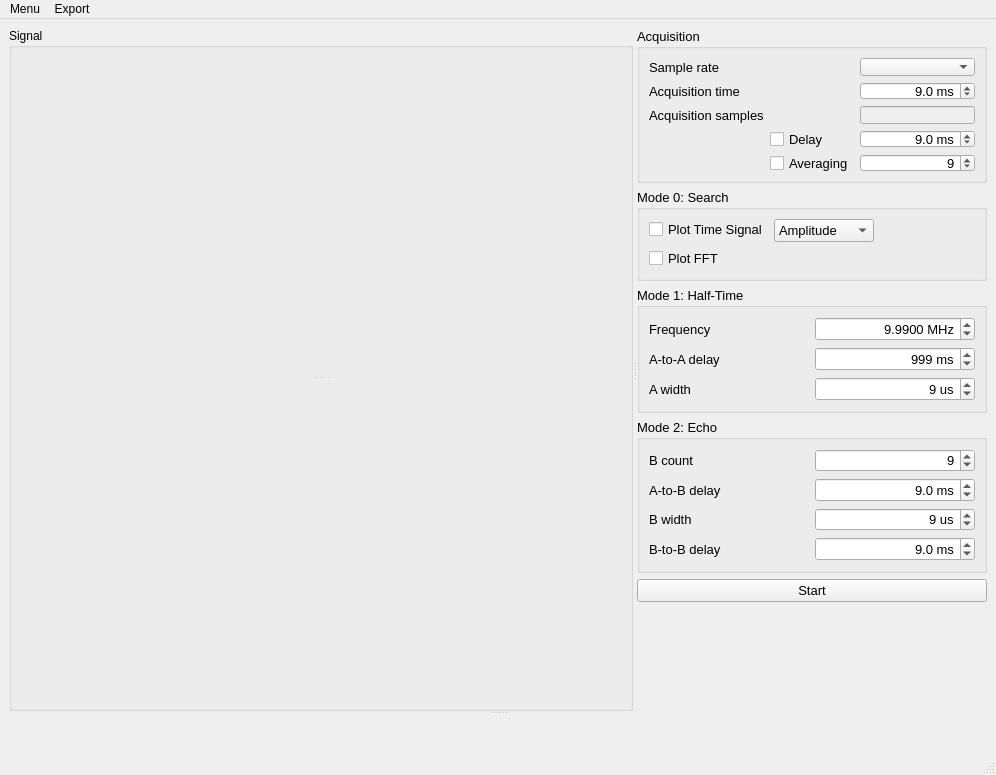
The window that NMRClient/mainwindow.ui (knifter/pulsednmr) describes before a commit, drawn with Qt 5.
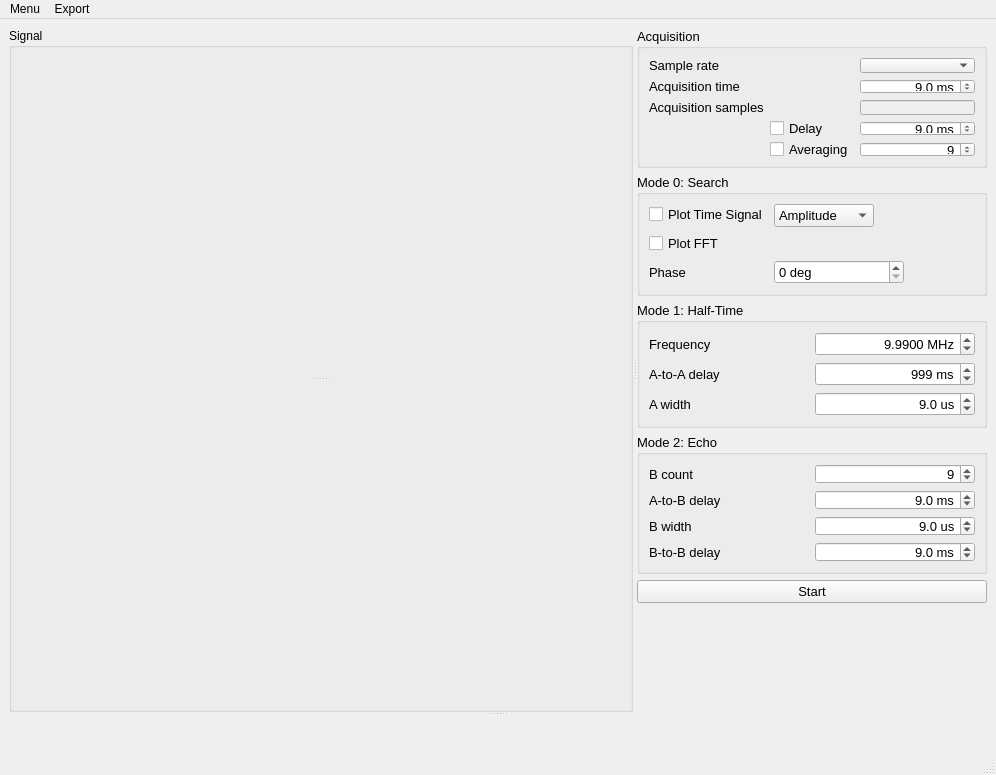
The same window after the commit. Custom widgets are drawn as their Qt base class.

Commit message: Last svn changes: 0.1uS and Adjustable phase

```diff
--- a/NMRClient/mainwindow.ui
+++ b/NMRClient/mainwindow.ui
@@ -293,13 +293,6 @@
               </property>
              </widget>
             </item>
-            <item row="1" column="0">
-             <widget class="QCheckBox" name="plotFFTCheck">
-              <property name="text">
-               <string>Plot FFT</string>
-              </property>
-             </widget>
-            </item>
             <item row="0" column="1">
              <widget class="QComboBox" name="plotTimeModeDrop">
               <property name="maximumSize">
@@ -320,11 +313,47 @@
               </item>
               <item>
                <property name="text">
-                <string>Q-Phase</string>
+                <string>Set Phase</string>
                </property>
               </item>
              </widget>
             </item>
+            <item row="1" column="0">
+             <widget class="QCheckBox" name="plotFFTCheck">
+              <property name="text">
+               <string>Plot FFT</string>
+              </property>
+             </widget>
+            </item>
+            <item row="2" column="0">
+             <widget class="QLabel" name="plotPhaseLabel">
+              <property name="text">
+               <string>Phase</string>
+              </property>
+             </widget>
+            </item>
+            <item row="2" column="1">
+             <widget class="QSpinBox" name="plotPhaseValue">
+              <property name="maximumSize">
+               <size>
+                <width>130</width>
+                <height>16777215</height>
+               </size>
+              </property>
+              <property name="frame">
+               <bool>true</bool>
+              </property>
+              <property name="suffix">
+               <string> deg</string>
+              </property>
+              <property name="maximum">
+               <number>355</number>
+              </property>
+              <property name="singleStep">
+               <number>5</number>
+              </property>
+             </widget>
+            </item>
            </layout>
           </widget>
          </item>
@@ -353,16 +382,16 @@
                <string extracomment="periods"> us</string>
               </property>
               <property name="decimals">
-               <number>0</number>
+               <number>1</number>
               </property>
               <property name="minimum">
-               <double>1.000000000000000</double>
+               <double>0.100000000000000</double>
               </property>
               <property name="maximum">
                <double>1000.000000000000000</double>
               </property>
               <property name="singleStep">
-               <double>1.000000000000000</double>
+               <double>0.100000000000000</double>
               </property>
               <property name="value">
                <double>9.000000000000000</double>
@@ -465,16 +494,16 @@
                <string extracomment="periods"> us</string>
               </property>
               <property name="decimals">
-               <number>0</number>
+               <number>1</number>
               </property>
               <property name="minimum">
-               <double>1.000000000000000</double>
+               <double>0.100000000000000</double>
               </property>
               <property name="maximum">
                <double>100.000000000000000</double>
               </property>
               <property name="singleStep">
-               <double>1.000000000000000</double>
+               <double>0.100000000000000</double>
               </property>
               <property name="value">
                <double>9.000000000000000</double>
```
The commit also changes 3 other files.
